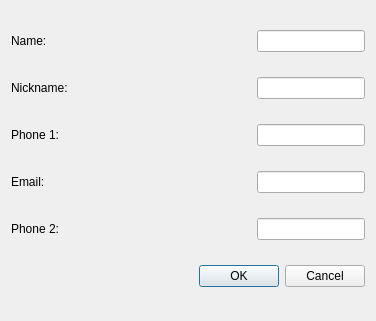
Qt form newstylistdialog.ui (pliniofpa/Profiles_Project) before a commit.
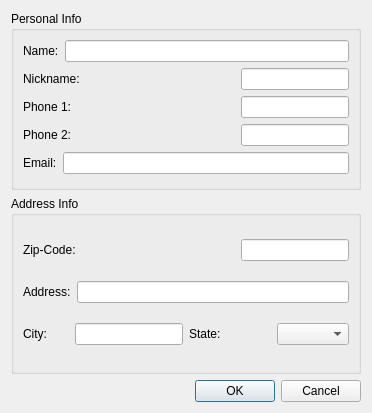
The same form after that commit.

Patch:
```diff
--- a/newstylistdialog.ui
+++ b/newstylistdialog.ui
@@ -6,13 +6,19 @@
    <rect>
     <x>0</x>
     <y>0</y>
-    <width>376</width>
-    <height>321</height>
+    <width>372</width>
+    <height>413</height>
    </rect>
   </property>
   <property name="windowTitle">
    <string>Create New Stylist</string>
   </property>
+  <layout class="QVBoxLayout" name="verticalLayout_3">
+   <item>
+    <widget class="QGroupBox" name="groupBox">
+     <property name="title">
+      <string>Personal Info</string>
+     </property>
   <layout class="QVBoxLayout" name="verticalLayout">
    <item>
     <layout class="QHBoxLayout" name="horizontalLayout">
@@ -23,7 +29,7 @@
        </property>
       </widget>
      </item>
-     <item alignment="Qt::AlignRight">
+        <item>
       <widget class="QLineEdit" name="name_lineEdit"/>
      </item>
     </layout>
@@ -56,20 +62,6 @@
      </item>
     </layout>
    </item>
-   <item>
-    <layout class="QHBoxLayout" name="horizontalLayout_3">
-     <item alignment="Qt::AlignLeft">
-      <widget class="QLabel" name="label_3">
-       <property name="text">
-        <string>Email:</string>
-       </property>
-      </widget>
-     </item>
-     <item alignment="Qt::AlignRight">
-      <widget class="QLineEdit" name="email_lineEdit_3"/>
-     </item>
-    </layout>
-   </item>
    <item>
     <layout class="QHBoxLayout" name="horizontalLayout_5">
      <item alignment="Qt::AlignLeft">
@@ -83,6 +75,108 @@
       <widget class="QLineEdit" name="phone2_lineEdit_5"/>
      </item>
     </layout>
+      </item>
+      <item>
+       <layout class="QHBoxLayout" name="horizontalLayout_3">
+        <item alignment="Qt::AlignLeft">
+         <widget class="QLabel" name="label_3">
+          <property name="text">
+           <string>Email:</string>
+          </property>
+         </widget>
+        </item>
+        <item>
+         <widget class="QLineEdit" name="email_lineEdit_3"/>
+        </item>
+       </layout>
+      </item>
+     </layout>
+    </widget>
+   </item>
+   <item>
+    <widget class="QGroupBox" name="groupBox_2">
+     <property name="title">
+      <string>Address Info</string>
+     </property>
+     <layout class="QVBoxLayout" name="verticalLayout_2">
+      <item>
+       <layout class="QHBoxLayout" name="horizontalLayout_6">
+        <item>
+         <widget class="QLabel" name="label_6">
+          <property name="text">
+           <string>Zip-Code:</string>
+          </property>
+          <property name="buddy">
+           <cstring>zip_code_lineEdit_6</cstring>
+          </property>
+         </widget>
+        </item>
+        <item alignment="Qt::AlignRight">
+         <widget class="QLineEdit" name="zip_code_lineEdit_6"/>
+        </item>
+       </layout>
+      </item>
+      <item>
+       <layout class="QHBoxLayout" name="horizontalLayout_7">
+        <item>
+         <widget class="QLabel" name="label_7">
+          <property name="text">
+           <string>Address:</string>
+          </property>
+          <property name="buddy">
+           <cstring>address_lineEdit_5</cstring>
+          </property>
+         </widget>
+        </item>
+        <item>
+         <widget class="QLineEdit" name="address_lineEdit_5"/>
+        </item>
+       </layout>
+      </item>
+      <item>
+       <layout class="QHBoxLayout" name="horizontalLayout_9">
+        <item>
+         <layout class="QHBoxLayout" name="horizontalLayout_8">
+          <item alignment="Qt::AlignLeft">
+           <widget class="QLabel" name="label_8">
+            <property name="text">
+             <string>City:</string>
+            </property>
+            <property name="buddy">
+             <cstring>city_lineEdit_7</cstring>
+            </property>
+           </widget>
+          </item>
+          <item alignment="Qt::AlignRight">
+           <widget class="QLineEdit" name="city_lineEdit_7">
+            <property name="text">
+             <string/>
+            </property>
+           </widget>
+          </item>
+         </layout>
+        </item>
+        <item>
+         <layout class="QHBoxLayout" name="horizontalLayout_10">
+          <item alignment="Qt::AlignLeft">
+           <widget class="QLabel" name="label_9">
+            <property name="text">
+             <string>State:</string>
+            </property>
+            <property name="buddy">
+             <cstring>state_comboBox</cstring>
+            </property>
+           </widget>
+          </item>
+          <item alignment="Qt::AlignRight">
+           <widget class="QComboBox" name="state_comboBox"/>
+          </item>
+         </layout>
+        </item>
+       </layout>
+      </item>
+     </layout>
+    </widget>
    </item>
    <item>
     <widget class="QDialogButtonBox" name="buttonBox">
```
Lines whose indentation alone changed are shown as unchanged.
